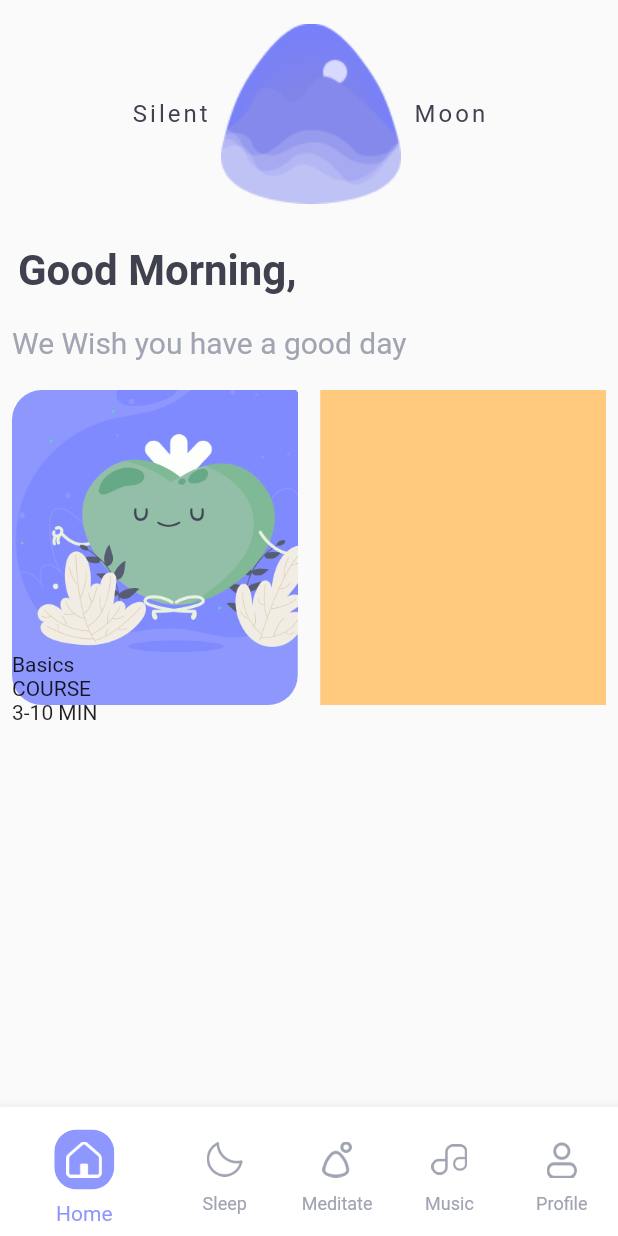
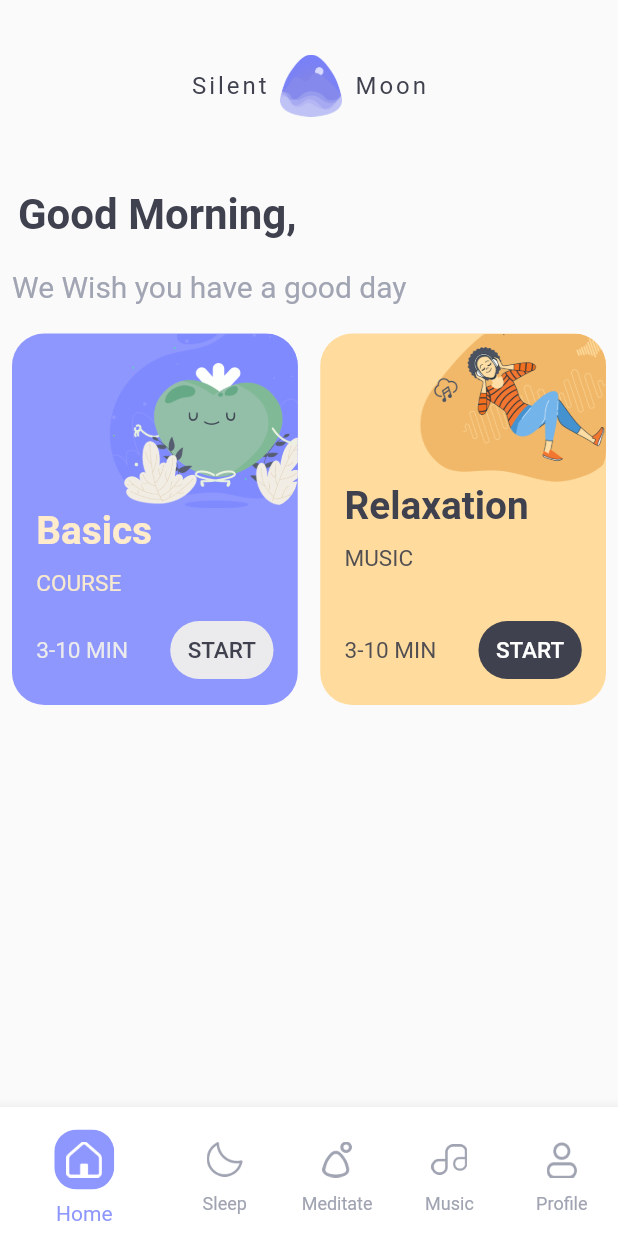
Before and after one commit to husen-hn/SilentMoon, a Flutter app: the screen it shows after launch, on a phone screen of 412 x 824 dp. Run offline on Flutter 3.47's test engine with Material 2 defaults, Android fonts, the phone set to English and light mode, and no system bars.

Commit message:
music bix

```diff
--- a/lib/screen/home.dart
+++ b/lib/screen/home.dart
@@ -26,8 +26,12 @@ class _HomeState extends State<Home> {
                 ),
                 Padding(
                   padding: const EdgeInsets.all(8.0),
-                  child: Image(
-                    image: AssetImage("images/logo.png"),
+                  child: Container(
+                    width: MediaQuery.of(context).size.width * .1,
+                    height: MediaQuery.of(context).size.height * .1,
+                    child: Image(
+                      image: AssetImage("images/logo.png"),
+                    ),
                   ),
                 ),
                 Text(
@@ -61,43 +65,38 @@ class _HomeState extends State<Home> {
             child: Row(
               children: [
                 Expanded(
-                  child: Container(
-                    width: 177,
-                    height: 210,
-                    decoration: BoxDecoration(
-                      borderRadius: BorderRadius.all(Radius.circular(20)),
-                      color: Color(0xff8E97FD),
-                    ),
-                    child: Column(
-                      crossAxisAlignment: CrossAxisAlignment.start,
-                      children: [
-                        // Container top Icon
-                        Align(
-                          alignment: Alignment.topRight,
-                          child: Image(
-                            image: AssetImage("images/apple.png"),
-                          ),
-                        ),
-                        Text('Basics'),
-                        Text('COURSE'),
-                        Row(
-                          children: [
-                            Text('3-10 MIN'),
-                          ],
-                        )
-                      ],
-                    ),
-                  ),
-                ),
+                    child: musicBoxFirst(
+                        bgColor: Color(0xff8E97FD),
+                        icon: "images/apple.png",
+                        iconWidth: Orientation == Orientation.portrait
+                            ? MediaQuery.of(context).size.width * .2
+                            : MediaQuery.of(context).size.width * .3,
+                        text1: 'Basics',
+                        text1color: Color(0xffFFECCC),
+                        text2: 'COURSE',
+                        text2color: Color(0xffF7E8D0),
+                        text3: '3-10 MIN',
+                        text3color: Color(0xffEBEAEC),
+                        btnbg: Color(0xffEBEAEC),
+                        btnTextColor: Color(0xff3F414E))),
                 SizedBox(
                   width: 15.0,
                 ),
                 Expanded(
-                  child: Container(
-                    width: 177,
-                    height: 210,
-                    color: Color(0xffFFC97E),
-                  ),
+                  child: musicBoxFirst(
+                      bgColor: Color(0xffFFDB9D),
+                      icon: "images/listen.png",
+                      iconWidth: Orientation == Orientation.portrait
+                          ? MediaQuery.of(context).size.width * .3
+                          : MediaQuery.of(context).size.width * .4,
+                      text1: 'Relaxation',
+                      text1color: Color(0xff3F414E),
+                      text2: 'MUSIC',
+                      text2color: Color(0xff524F53),
+                      text3: '3-10 MIN',
+                      text3color: Color(0xff524F53),
+                      btnbg: Color(0xff3F414E),
+                      btnTextColor: Color(0xffFEFFFE)),
                 )
               ],
             ),
@@ -106,4 +105,107 @@ class _HomeState extends State<Home> {
       ),
     );
   }
+
+  Widget musicBoxFirst({
+    bgColor,
+    icon,
+    iconWidth,
+    text1,
+    text1color,
+    text2,
+    text2color,
+    text3,
+    text3color,
+    btnbg,
+    btnTextColor,
+  }) {
+    return FittedBox(
+      child: Container(
+        width: 177,
+        height: 230,
+        decoration: BoxDecoration(
+          borderRadius: BorderRadius.all(Radius.circular(20)),
+          color: bgColor,
+        ),
+        child: Column(
+          crossAxisAlignment: CrossAxisAlignment.start,
+          children: [
+            // top Icon
+            Row(
+              children: [
+                Expanded(
+                  child: Container(),
+                  flex: 1,
+                ),
+                Expanded(
+                  child: Align(
+                    alignment: Alignment.topRight,
+                    child: ClipRRect(
+                      borderRadius: BorderRadius.circular(20.0),
+                      child: Image(
+                        image: AssetImage(icon),
+                        width: iconWidth,
+                      ),
+                    ),
+                  ),
+                  flex: 2,
+                )
+              ],
+            ),
+            // Text 1
+            Padding(
+              padding: EdgeInsets.only(bottom: 10.0, left: 15.0, right: 15.0),
+              child: Text(
+                text1,
+                style: TextStyle(
+                    color: text1color,
+                    fontSize: 24.0,
+                    fontWeight: FontWeight.bold),
+              ),
+            ),
+            //Text 2
+            Padding(
+              padding: EdgeInsets.only(left: 15.0),
+              child: Text(
+                text2,
+                style: TextStyle(color: text2color, fontSize: 14.0),
+              ),
+            ),
+            Expanded(child: Container()),
+            Padding(
+              padding: const EdgeInsets.only(
+                left: 15.0,
+                bottom: 10.0,
+              ),
+              child: Row(
+                children: [
+                  // Text 3
+                  Text(
+                    text3,
+                    style: TextStyle(color: text3color, fontSize: 14.0),
+                  ),
+                  Expanded(child: Container()),
+                  // Button
+                  Padding(
+                    padding: const EdgeInsets.only(right: 15.0),
+                    child: TextButton(
+                      child: Text('START'),
+                      style: TextButton.styleFrom(
+                        backgroundColor: btnbg,
+                        primary: btnTextColor,
+                        shape: const RoundedRectangleBorder(
+                            borderRadius:
+                                BorderRadius.all(Radius.circular(25.0))),
+                      ),
+                      onPressed: () {},
+                    ),
+                  )
+                ],
+              ),
+            )
+          ],
+        ),
+      ),
+    );
+  }
 }
--- a/pubspec.yaml
+++ b/pubspec.yaml
@@ -55,6 +55,7 @@ flutter:
     - images/profile.png
     - images/logo.png
     - images/apple.png
+    - images/listen.png
 
   # An image asset can refer to one or more resolution-specific "variants", see
   # https://flutter.dev/assets-and-images/#resolution-aware.
```
Also changed, not shown: images/listen.png (added).
